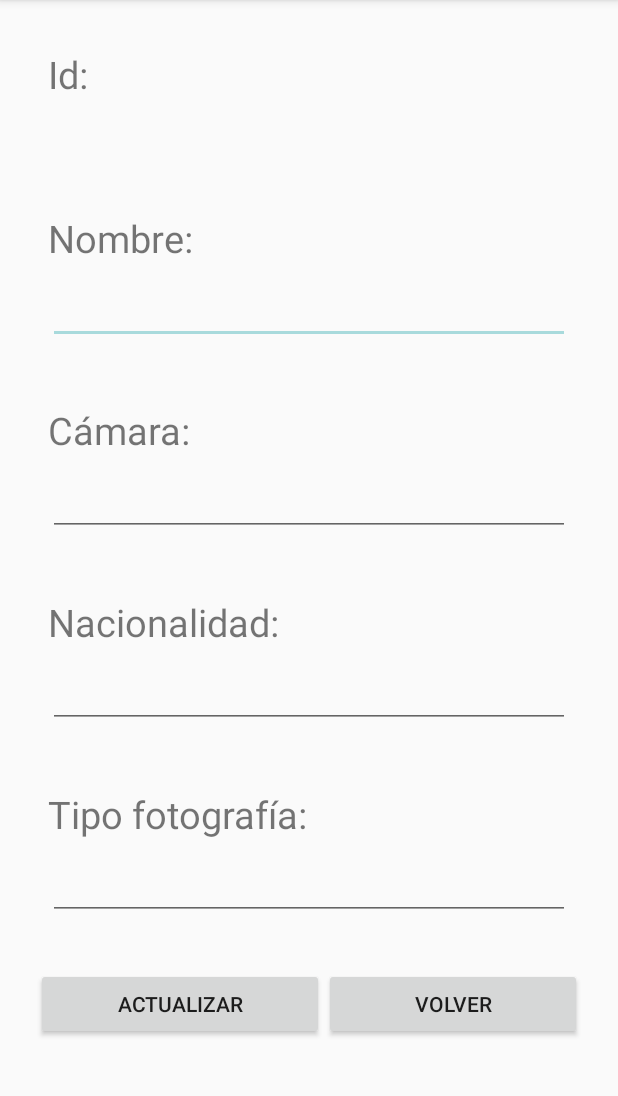
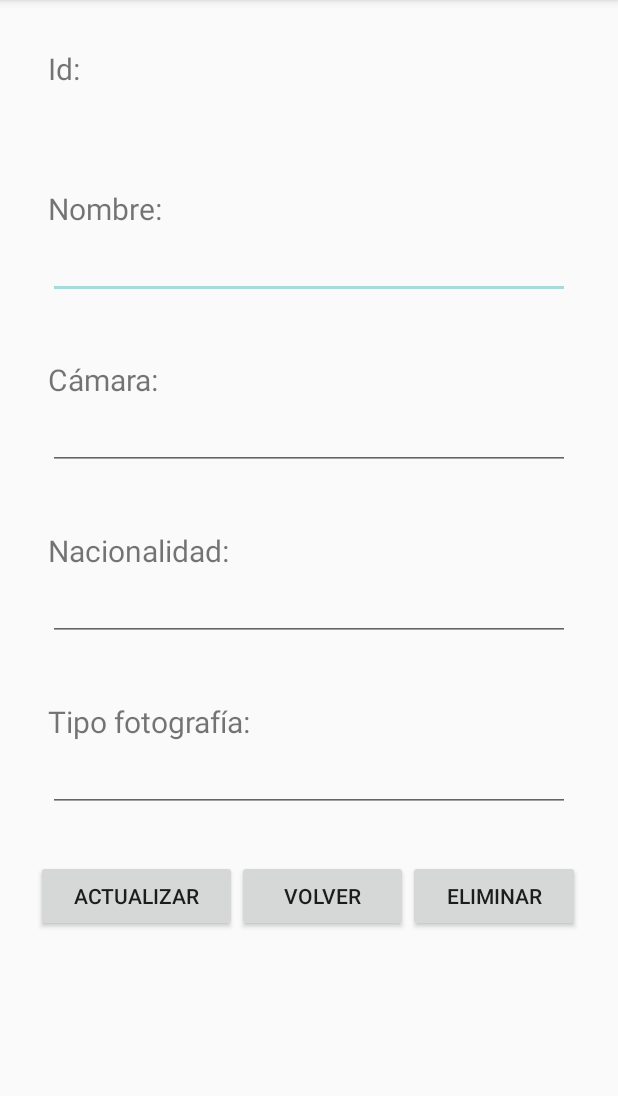
Before and after one commit to jugalo1713/Momento2AplicacionesMoviles2, an Android app: the detalle screen opened directly, with no data from a screen before it, on a phone screen of 412 x 824 dp, the part 84-1180 px from its top. Run offline under Robolectric (Android 15) with nearby library versions, the phone set to English and light mode, and no system bars; our stand-ins replace Firebase (no records; nobody signed in at launch, a user with empty details on screens opened directly).

Commit message:
Aplicación terminada

```diff
--- a/app/src/main/java/com/example/fotografos/Adapters/FotografoAdapter.java
+++ b/app/src/main/java/com/example/fotografos/Adapters/FotografoAdapter.java
@@ -44,8 +44,6 @@ public class FotografoAdapter extends BaseAdapter {
         {
             LayoutInflater layoutInflater = LayoutInflater.from(contextLoc);
             convertView = layoutInflater.inflate(R.layout.fofografosadapter, parent, false);
-
-
         }
 
         TextView tv_nombre = convertView.findViewById(R.id.tv_nombre);
--- a/app/src/main/java/com/example/fotografos/detalle.java
+++ b/app/src/main/java/com/example/fotografos/detalle.java
@@ -33,7 +33,7 @@ public class detalle extends AppCompatActivity {
     private TextView id;
     private DocumentReference documentReference;
     private Fotografos fotografo;
-    private Button volver, actualizar;
+    private Button volver, actualizar, eliminar;
 
     FirebaseFirestore db = FirebaseFirestore.getInstance();
 
@@ -50,6 +50,7 @@ public class detalle extends AppCompatActivity {
         id = findViewById(R.id.et_id_Detalle);
         volver = findViewById(R.id.btn_volver);
         actualizar = findViewById(R.id.btn_actualizar);
+        eliminar = findViewById(R.id.btn_eliminar);
 
 
         id_string = getIntent().getStringExtra("id");
@@ -73,6 +74,16 @@ public class detalle extends AppCompatActivity {
                 Actualizar();
             }
         });
+
+        eliminar.setOnClickListener(new View.OnClickListener() {
+            @Override
+            public void onClick(View v) {
+                eliminar();
+                Intent intent = new Intent(getApplicationContext(), MainActivity.class);
+                startActivity(intent);
+            }
+        });
+
 
     }
 
@@ -176,4 +187,18 @@ public class detalle extends AppCompatActivity {
 
     }
 
+
+    private void eliminar() {
+
+
+
+        DocumentReference documentReference = db.collection("fotografos").document(id_string);
+
+        documentReference.delete();
+        Toast.makeText(this, "Se ha eliminado exitosamente", Toast.LENGTH_SHORT).show();
+    }
+
+
+
+
 }
--- a/app/src/main/res/layout/activity_detalle.xml
+++ b/app/src/main/res/layout/activity_detalle.xml
@@ -20,7 +20,7 @@
             android:layout_width="wrap_content"
             android:layout_height="wrap_content"
             android:text="Id: "
-            android:textSize="25dp"
+            android:textSize="20dp"
             >
 
         </TextView>
@@ -29,7 +29,7 @@
             android:id="@+id/et_id_Detalle"
             android:layout_width="match_parent"
             android:layout_height="wrap_content"
-            android:textSize="25dp">
+            android:textSize="19dp">
 
         </TextView>
 
@@ -48,7 +48,7 @@
             android:layout_width="wrap_content"
             android:layout_height="wrap_content"
             android:text="Nombre: "
-            android:textSize="25dp"
+            android:textSize="20dp"
             >
 
         </TextView>
@@ -58,7 +58,7 @@
             android:layout_width="match_parent"
             android:layout_height="wrap_content"
             android:inputType="text"
-            android:textSize="24dp"
+            android:textSize="19dp"
             >
 
         </EditText>
@@ -77,7 +77,7 @@
             android:layout_width="wrap_content"
             android:layout_height="wrap_content"
             android:text="Cámara: "
-            android:textSize="25dp"
+            android:textSize="20dp"
             >
 
         </TextView>
@@ -87,7 +87,7 @@
             android:layout_width="match_parent"
             android:layout_height="wrap_content"
             android:inputType="text"
-            android:textSize="24dp"
+            android:textSize="19dp"
             >
         </EditText>
 
@@ -105,7 +105,7 @@
             android:layout_width="wrap_content"
             android:layout_height="wrap_content"
             android:text="Nacionalidad: "
-            android:textSize="25dp"
+            android:textSize="20dp"
             >
 
         </TextView>
@@ -116,7 +116,7 @@
             android:layout_width="match_parent"
             android:layout_height="wrap_content"
             android:inputType="text"
-            android:textSize="24dp"
+            android:textSize="19dp"
             >
 
         </EditText>
@@ -135,7 +135,7 @@
             android:layout_width="wrap_content"
             android:layout_height="wrap_content"
             android:text="Tipo fotografía: "
-            android:textSize="25dp"
+            android:textSize="20dp"
             >
         </TextView>
         <EditText
@@ -143,7 +143,7 @@
             android:layout_width="match_parent"
             android:layout_height="wrap_content"
             android:inputType="text"
-            android:textSize="24dp"
+            android:textSize="19dp"
             >
 
         </EditText>
@@ -165,7 +165,7 @@
             android:layout_width="wrap_content"
             android:layout_height="wrap_content"
             android:text="Actualizar"
-            android:layout_weight="0.5">
+            android:layout_weight="0.33">
 
         </Button>
         <Button
@@ -173,7 +173,15 @@
             android:layout_width="wrap_content"
             android:layout_height="wrap_content"
             android:text="Volver"
-            android:layout_weight="0.5">
+            android:layout_weight="0.33">
+
+        </Button>
+        <Button
+            android:id="@+id/btn_eliminar"
+            android:layout_width="wrap_content"
+            android:layout_height="wrap_content"
+            android:text="Eliminar"
+            android:layout_weight="0.33">
 
         </Button>
 
```
Also changed, not shown: app/src/main/java/com/example/fotografos/MainActivity.java (+37 -109 lines), app/src/main/java/com/example/fotografos/nuevo.java (+123 -0 lines), app/src/main/res/layout/activity_main.xml (+23 -31 lines), app/src/main/res/layout/activity_nuevo.xml (+46 -3 lines).
